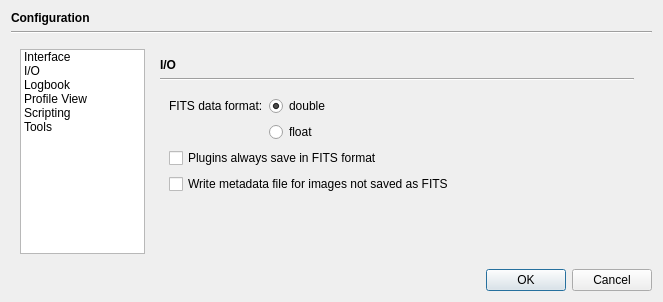
braeun/FitsIP, file src/app/dialogs/configurationdialog.ui: the form before one commit.
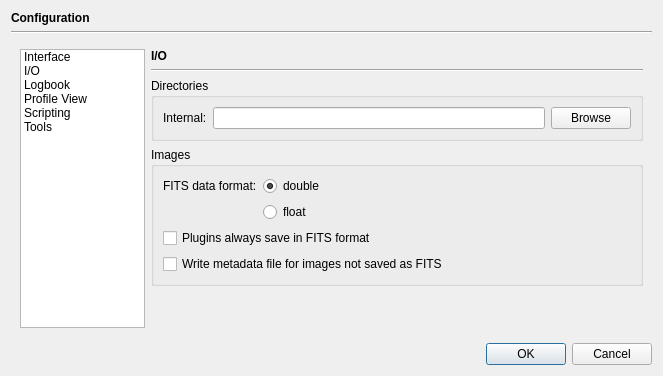
The form after the commit. The open tabs and pages were chosen to show the change.

The edit to the form file:
```diff
--- a/src/app/dialogs/configurationdialog.ui
+++ b/src/app/dialogs/configurationdialog.ui
@@ -7,14 +7,14 @@
     <x>0</x>
     <y>0</y>
     <width>663</width>
-    <height>302</height>
+    <height>376</height>
    </rect>
   </property>
   <property name="windowTitle">
    <string>Dialog</string>
   </property>
-  <layout class="QVBoxLayout" name="verticalLayout">
-   <item>
+  <layout class="QGridLayout" name="gridLayout_6">
+   <item row="0" column="0">
     <widget class="QLabel" name="label">
      <property name="font">
       <font>
@@ -33,7 +33,7 @@
      </property>
     </widget>
    </item>
-   <item>
+   <item row="2" column="0">
     <widget class="QWidget" name="widget" native="true">
      <property name="sizePolicy">
       <sizepolicy hsizetype="Preferred" vsizetype="Preferred">
@@ -184,6 +184,18 @@
           </sizepolicy>
          </property>
          <layout class="QVBoxLayout" name="verticalLayout_2">
+          <property name="leftMargin">
+           <number>0</number>
+          </property>
+          <property name="topMargin">
+           <number>0</number>
+          </property>
+          <property name="rightMargin">
+           <number>0</number>
+          </property>
+          <property name="bottomMargin">
+           <number>0</number>
+          </property>
           <item>
            <widget class="QLabel" name="label_2">
             <property name="font">
@@ -204,7 +216,36 @@
            </widget>
           </item>
           <item>
-           <widget class="QWidget" name="widget_2" native="true">
+           <widget class="QGroupBox" name="groupBox_3">
+            <property name="title">
+             <string>Directories</string>
+            </property>
+            <layout class="QGridLayout" name="gridLayout_4">
+             <item row="0" column="0">
+              <widget class="QLabel" name="label_11">
+               <property name="text">
+                <string>Internal:</string>
+               </property>
+              </widget>
+             </item>
+             <item row="0" column="1">
+              <widget class="QLineEdit" name="internalDirectoryField"/>
+             </item>
+             <item row="0" column="2">
+              <widget class="QPushButton" name="browseInternalButton">
+               <property name="text">
+                <string>Browse</string>
+               </property>
+              </widget>
+             </item>
+            </layout>
+           </widget>
+          </item>
+          <item>
+           <widget class="QGroupBox" name="groupBox_2">
+            <property name="title">
+             <string>Images</string>
+            </property>
             <layout class="QGridLayout" name="gridLayout">
              <item row="0" column="1">
               <widget class="QRadioButton" name="fitsDoubleButton">
@@ -592,7 +633,7 @@
      </layout>
     </widget>
    </item>
-   <item>
+   <item row="3" column="0">
     <widget class="QDialogButtonBox" name="buttonBox">
      <property name="orientation">
       <enum>Qt::Horizontal</enum>
```
Left out of the diff: 64 changed lines with no effect on the pictures.
